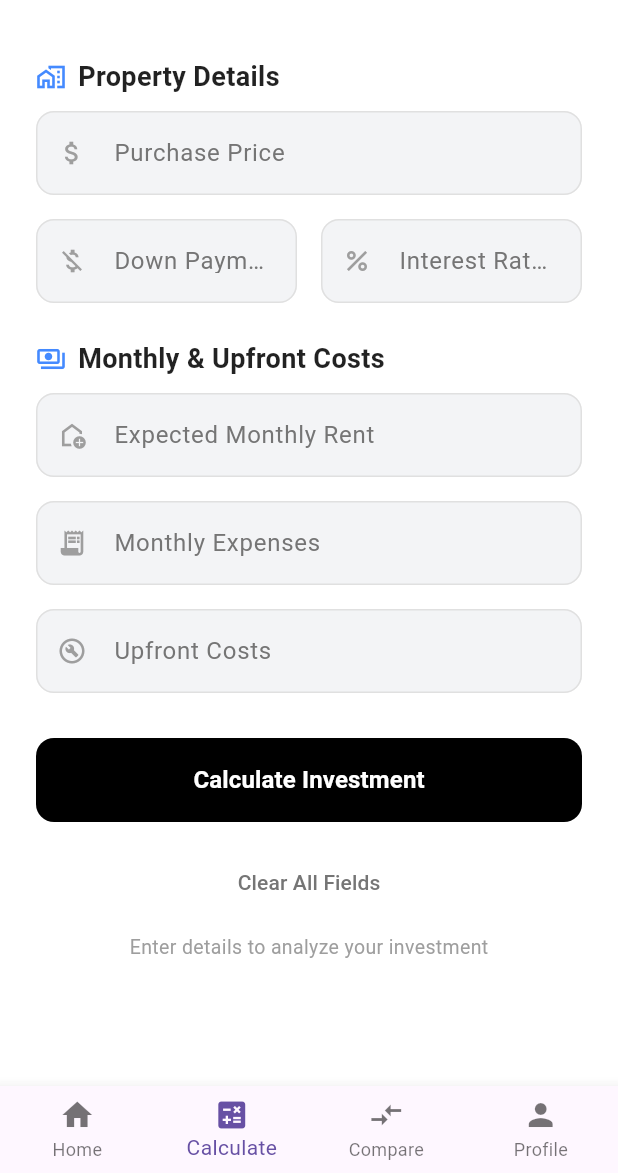
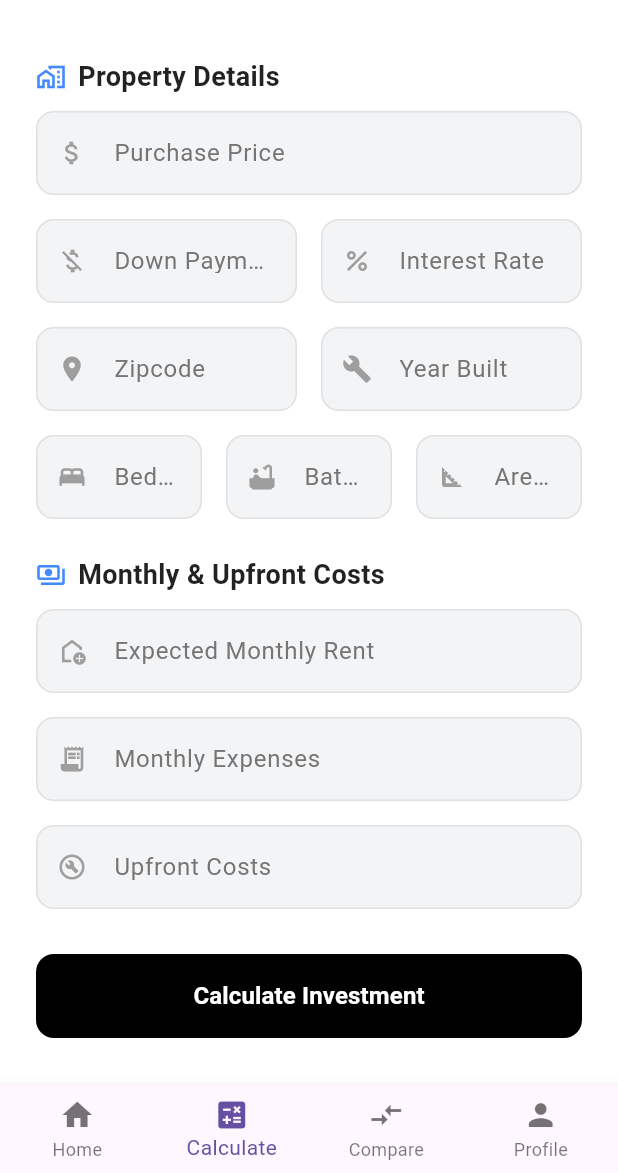
Before and after one commit to samarthnirula/propertyiq, a Flutter app: the screen it shows after launch, item 2 of the bottom bar chosen, on a phone screen of 412 x 824 dp, the part 63-1236 px from its top. Run offline on Flutter 3.47's test engine with Material 3 defaults, Android fonts, the phone set to English and light mode, and no system bars; network calls fail.

Commit message:
updated calculator page

```diff
--- a/frontend/lib/pages/calculator_page.dart
+++ b/frontend/lib/pages/calculator_page.dart
@@ -17,6 +17,11 @@ class _CalculatorPageState extends State<CalculatorPage> {
   final down = TextEditingController();
   final rate = TextEditingController();
   final rent = TextEditingController();
+  final bathroom = TextEditingController();
+  final bedroom = TextEditingController();
+  final area = TextEditingController();
+  final zipcode = TextEditingController();
+  final year = TextEditingController();
   final monthlyExpenses = TextEditingController();
   final oneTimeExpenses = TextEditingController();
 
@@ -141,7 +146,25 @@ class _CalculatorPageState extends State<CalculatorPage> {
               children: [
                 Expanded(child: _styledField("Down Payment", down, Icons.money_off)),
                 const SizedBox(width: 16),
-                Expanded(child: _styledField("Interest Rate %", rate, Icons.percent)),
+                Expanded(child: _styledField("Interest Rate", rate, Icons.percent)),
+              ],
+            ),
+            const SizedBox(height: 16),
+            Row(
+              children: [
+                Expanded(child: _styledField("Zipcode", zipcode, Icons.location_on)),
+                const SizedBox(width: 16),
+                Expanded(child: _styledField("Year Built", year, Icons.build)),
+              ],
+            ),
+            const SizedBox(height: 16),
+            Row(
+              children: [
+                Expanded(child: _styledField("Bedrooms", bedroom, Icons.bed)),
+                const SizedBox(width: 16),
+                Expanded(child: _styledField("Bathrooms", bathroom, Icons.bathtub)),
+                const SizedBox(width: 16),
+                Expanded(child: _styledField("Area (sq ft)", area, Icons.square_foot)),
               ],
             ),
           ]),
--- a/frontend/lib/pages/compare.dart
+++ b/frontend/lib/pages/compare.dart
@@ -1,7 +1,5 @@
 import 'dart:async';
-
 import 'package:flutter/material.dart';
-
 import '../models/address_suggesstion.dart';
 import '../models/area_stats.dart';
 import '../services/api_service.dart';
@@ -332,7 +330,7 @@ class _ComparePageState extends State<ComparePage> {
                 itemBuilder: (context, index) {
                   final s = suggestions[index];
                   return ListTile(
-                    title: Text((s.formatted ?? "").isEmpty ? "(Unknown address)" : s.formatted!),
+                    title: Text((s.formatted ?? "").isEmpty ? "(Unknown address)" : s.formatted),
                     onTap: () => onSelectSuggestion(s),
                   );
                 },
```
Also changed, not shown: 1 other file.
